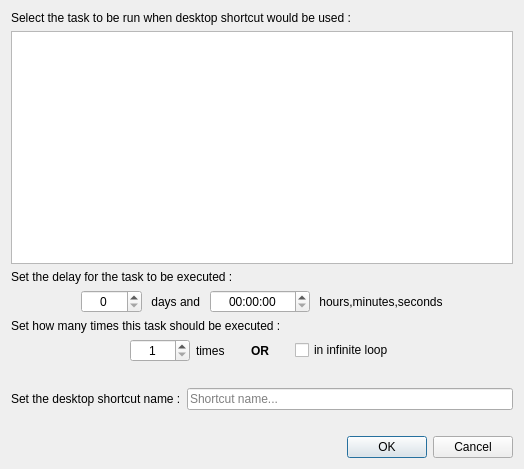
Above: ui/various_dialogs/CreateAutorunDesktopShortcutDialog.ui from AmirHammouteneEI/ScheduledPasteAndKeys before the change. Below: the same form after it.
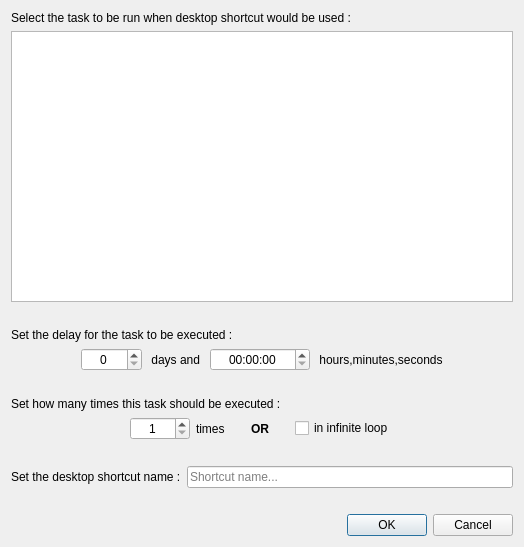
That is the form after the change. Custom widgets are drawn as their Qt base class.

```diff
--- a/ui/various_dialogs/CreateAutorunDesktopShortcutDialog.ui
+++ b/ui/various_dialogs/CreateAutorunDesktopShortcutDialog.ui
@@ -7,7 +7,7 @@
     <x>0</x>
     <y>0</y>
     <width>524</width>
-    <height>469</height>
+    <height>547</height>
    </rect>
   </property>
   <property name="windowTitle">
@@ -69,6 +69,22 @@
      <column/>
     </widget>
    </item>
+   <item>
+    <spacer name="verticalSpacer_3">
+     <property name="orientation">
+      <enum>Qt::Orientation::Vertical</enum>
+     </property>
+     <property name="sizeType">
+      <enum>QSizePolicy::Policy::Fixed</enum>
+     </property>
+     <property name="sizeHint" stdset="0">
+      <size>
+       <width>20</width>
+       <height>20</height>
+      </size>
+     </property>
+    </spacer>
+   </item>
    <item>
     <widget class="QLabel" name="label_7">
      <property name="text">
@@ -158,6 +174,22 @@
      </item>
     </layout>
    </item>
+   <item>
+    <spacer name="verticalSpacer_4">
+     <property name="orientation">
+      <enum>Qt::Orientation::Vertical</enum>
+     </property>
+     <property name="sizeType">
+      <enum>QSizePolicy::Policy::Fixed</enum>
+     </property>
+     <property name="sizeHint" stdset="0">
+      <size>
+       <width>20</width>
+       <height>20</height>
+      </size>
+     </property>
+    </spacer>
+   </item>
    <item>
     <widget class="QLabel" name="label_8">
      <property name="text">
```
